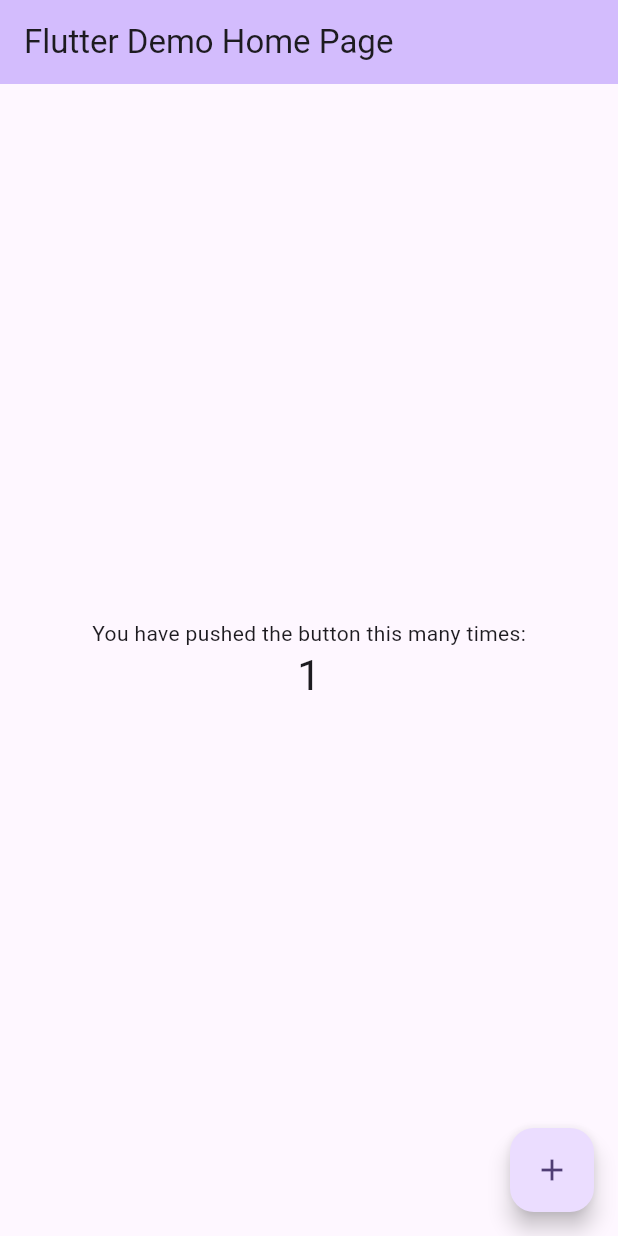
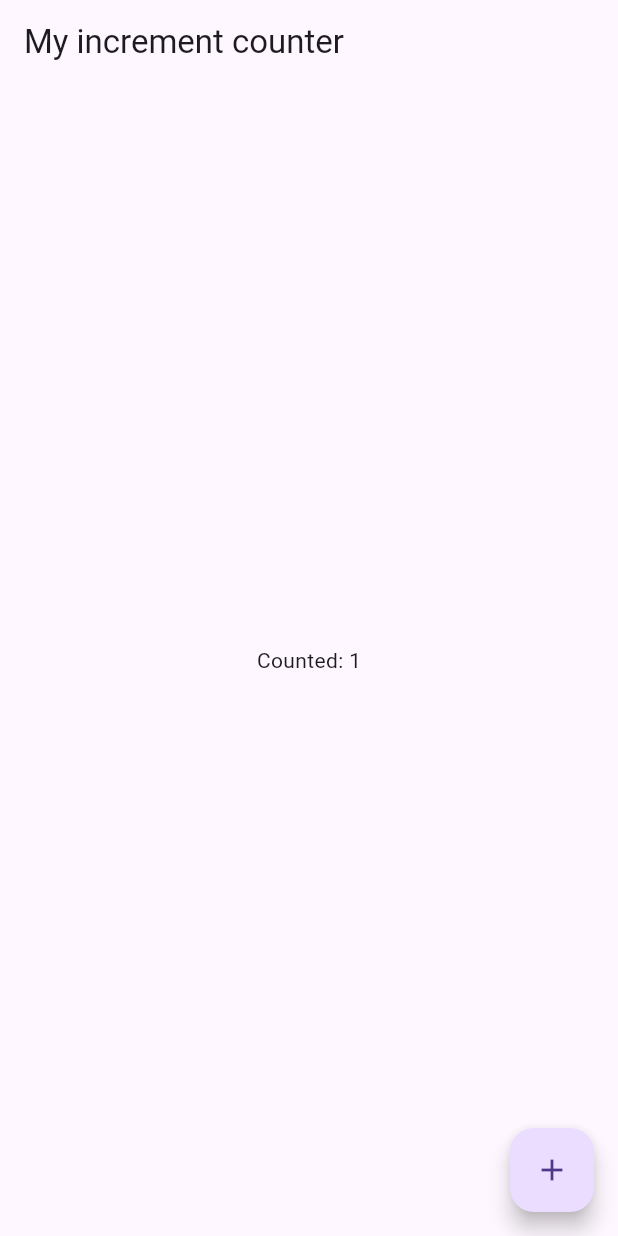
Before and after one commit to Machinekiller888/example_2, a Flutter app: the screen it shows after launch, after a tap on the "add" icon, on a phone screen of 412 x 824 dp. Run offline on Flutter 3.47's test engine with Material 3 defaults, Android fonts, the phone set to English and light mode, and no system bars.

Commit message:
เพิ่มปุ่ม + สำหรับเพิ่มค่าตัวแปร counter

```diff
--- a/lib/main.dart
+++ b/lib/main.dart
@@ -1,125 +1,18 @@
+import 'package:example_2/screen/my_home_page.dart';
 import 'package:flutter/material.dart';
 
 void main() {
-  runApp(const MyApp());
+  runApp(MyApp());
 }
 
 class MyApp extends StatelessWidget {
   const MyApp({super.key});
 
-  // This widget is the root of your application.
   @override
   Widget build(BuildContext context) {
     return MaterialApp(
       title: 'Flutter Demo',
-      theme: ThemeData(
-        // This is the theme of your application.
-        //
-        // TRY THIS: Try running your application with "flutter run". You'll see
-        // the application has a purple toolbar. Then, without quitting the app,
-        // try changing the seedColor in the colorScheme below to Colors.green
-        // and then invoke "hot reload" (save your changes or press the "hot
-        // reload" button in a Flutter-supported IDE, or press "r" if you used
-        // the command line to start the app).
-        //
-        // Notice that the counter didn't reset back to zero; the application
-        // state is not lost during the reload. To reset the state, use hot
-        // restart instead.
-        //
-        // This works for code too, not just values: Most code changes can be
-        // tested with just a hot reload.
-        colorScheme: ColorScheme.fromSeed(seedColor: Colors.deepPurple),
-        useMaterial3: true,
-      ),
-      home: const MyHomePage(title: 'Flutter Demo Home Page'),
+      home: MyHomePage(),
     );
   }
 }
-
-class MyHomePage extends StatefulWidget {
-  const MyHomePage({super.key, required this.title});
-
-  // This widget is the home page of your application. It is stateful, meaning
-  // that it has a State object (defined below) that contains fields that affect
-  // how it looks.
-
-  // This class is the configuration for the state. It holds the values (in this
-  // case the title) provided by the parent (in this case the App widget) and
-  // used by the build method of the State. Fields in a Widget subclass are
-  // always marked "final".
-
-  final String title;
-
-  @override
-  State<MyHomePage> createState() => _MyHomePageState();
-}
-
-class _MyHomePageState extends State<MyHomePage> {
-  int _counter = 0;
-
-  void _incrementCounter() {
-    setState(() {
-      // This call to setState tells the Flutter framework that something has
-      // changed in this State, which causes it to rerun the build method below
-      // so that the display can reflect the updated values. If we changed
-      // _counter without calling setState(), then the build method would not be
-      // called again, and so nothing would appear to happen.
-      _counter++;
-    });
-  }
-
-  @override
-  Widget build(BuildContext context) {
-    // This method is rerun every time setState is called, for instance as done
-    // by the _incrementCounter method above.
-    //
-    // The Flutter framework has been optimized to make rerunning build methods
-    // fast, so that you can just rebuild anything that needs updating rather
-    // than having to individually change instances of widgets.
-    return Scaffold(
-      appBar: AppBar(
-        // TRY THIS: Try changing the color here to a specific color (to
-        // Colors.amber, perhaps?) and trigger a hot reload to see the AppBar
-        // change color while the other colors stay the same.
-        backgroundColor: Theme.of(context).colorScheme.inversePrimary,
-        // Here we take the value from the MyHomePage object that was created by
-        // the App.build method, and use it to set our appbar title.
-        title: Text(widget.title),
-      ),
-      body: Center(
-        // Center is a layout widget. It takes a single child and positions it
-        // in the middle of the parent.
-        child: Column(
-          // Column is also a layout widget. It takes a list of children and
-          // arranges them vertically. By default, it sizes itself to fit its
-          // children horizontally, and tries to be as tall as its parent.
-          //
-          // Column has various properties to control how it sizes itself and
-          // how it positions its children. Here we use mainAxisAlignment to
-          // center the children vertically; the main axis here is the vertical
-          // axis because Columns are vertical (the cross axis would be
-          // horizontal).
-          //
-          // TRY THIS: Invoke "debug painting" (choose the "Toggle Debug Paint"
-          // action in the IDE, or press "p" in the console), to see the
-          // wireframe for each widget.
-          mainAxisAlignment: MainAxisAlignment.center,
-          children: <Widget>[
-            const Text(
-              'You have pushed the button this many times:',
-            ),
-            Text(
-              '$_counter',
-              style: Theme.of(context).textTheme.headlineMedium,
-            ),
-          ],
-        ),
-      ),
-      floatingActionButton: FloatingActionButton(
-        onPressed: _incrementCounter,
-        tooltip: 'Increment',
-        child: const Icon(Icons.add),
-      ), // This trailing comma makes auto-formatting nicer for build methods.
-    );
-  }
-}
--- /dev/null
+++ b/lib/screen/my_home_page.dart
@@ -0,0 +1,34 @@
+import 'package:flutter/material.dart';
+
+class MyHomePage extends StatefulWidget {
+  const MyHomePage({super.key});
+
+  @override
+  State<MyHomePage> createState() => _MyHomePageState();
+}
+
+class _MyHomePageState extends State<MyHomePage> {
+  int _counter = 0;
+
+  void _incrementCounter() {
+    setState(() {
+      _counter++;
+    });
+  }
+  @override
+  Widget build(BuildContext context) {
+    return Scaffold(
+      appBar: AppBar(
+        title: const Text("My increment counter"),
+      ),
+      body: Center(
+        child: Text("Counted: $_counter"),
+      ),
+      floatingActionButton: FloatingActionButton(
+        onPressed: _incrementCounter,
+        tooltip: 'Increment',
+        child: const Icon(Icons.add),
+      ),
+    );
+  }
+}
```
